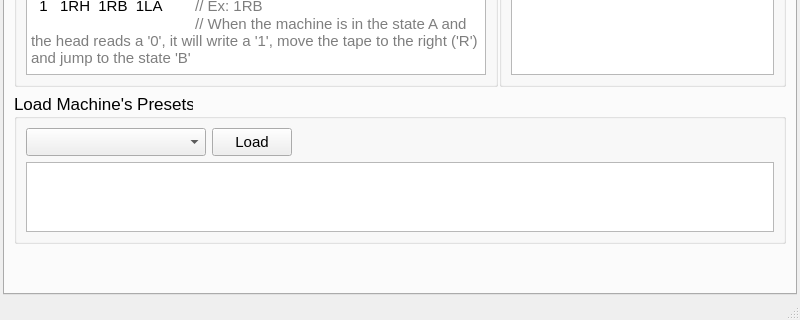
fabioalves98/TuringsMachineGenerator, file Qt/TuringsMachineSimulator/settings.ui: the form before one commit; both pictures show x 0 to 800 and y 280 to 600 of the 800 by 600 pixel window.
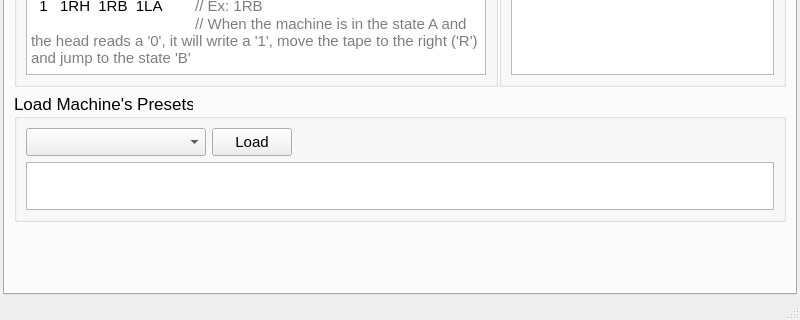
The form after the commit. The open tabs and pages were chosen to show the change.

The edit to the form file:
```diff
--- a/Qt/TuringsMachineSimulator/settings.ui
+++ b/Qt/TuringsMachineSimulator/settings.ui
@@ -251,13 +251,13 @@
              <property name="minimumSize">
               <size>
                <width>0</width>
-               <height>70</height>
+               <height>48</height>
               </size>
              </property>
              <property name="maximumSize">
               <size>
                <width>16777215</width>
-               <height>70</height>
+               <height>48</height>
               </size>
              </property>
             </widget>
```
Left out of the diff: 2 changed lines with no effect on the pictures.
